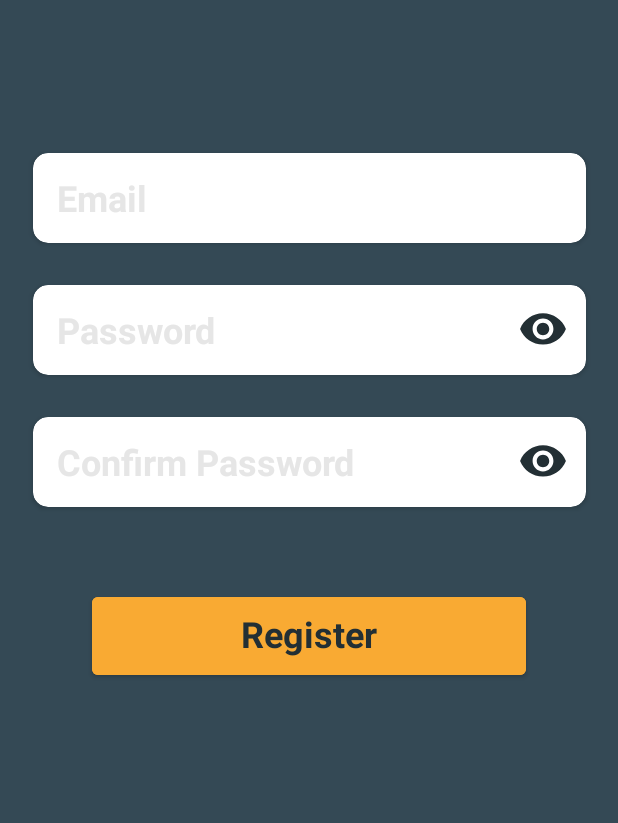
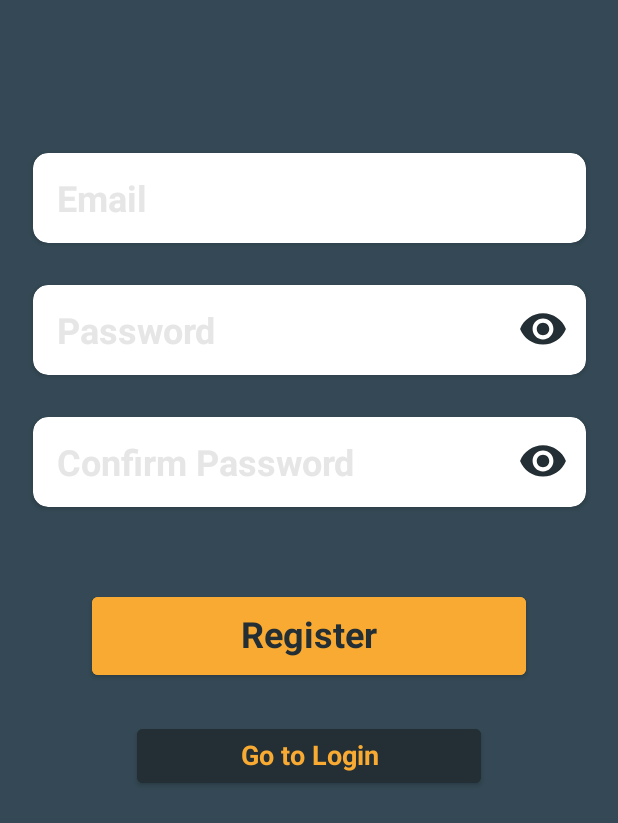
Before and after one commit to LexuLexu/Kanji_Quiz, an Android app: the RegisterActivity screen opened directly, with no data from a screen before it, on a phone screen of 412 x 824 dp. Shown: the top 823 px of the screen. Run offline under Robolectric (Android 15) with nearby library versions, the phone set to English and light mode, and no system bars; our stand-ins replace Firebase (no records; nobody signed in at launch, a user with empty details on screens opened directly); 1 statement that could not run was skipped.

Commit message:
Added 'Go to Login' button to register activity

```diff
--- a/app/src/main/java/com/example/quiztest1/RegisterActivity.java
+++ b/app/src/main/java/com/example/quiztest1/RegisterActivity.java
@@ -119,4 +119,8 @@ public class RegisterActivity extends AppCompatActivity {
         });
     }
 
+    public void go_to_login (View v) {
+        startActivity(new Intent(getApplicationContext(), LoginActivity.class));
+    }
+
 }
--- a/app/src/main/res/layout/activity_register.xml
+++ b/app/src/main/res/layout/activity_register.xml
@@ -5,7 +5,26 @@
     android:layout_width="match_parent"
     android:layout_height="match_parent"
     android:background="@color/colorPrimary"
-    tools:context=".LoginActivity">
+    tools:context=".RegisterActivity">
+
+    <Button
+        android:id="@+id/goToLoginButton"
+        android:layout_width="229dp"
+        android:layout_height="48dp"
+        android:layout_marginTop="24dp"
+        android:backgroundTint="@color/colorPrimaryDark"
+        android:includeFontPadding="false"
+        android:onClick="go_to_login"
+        android:text="Go to Login"
+        android:textAppearance="@style/TextAppearance.AppCompat.Medium"
+        android:textColor="@color/colorAccent"
+        android:textSize="18sp"
+        android:textStyle="bold"
+        app:iconPadding="8dp"
+        app:layout_constraintEnd_toEndOf="parent"
+        app:layout_constraintHorizontal_bias="0.5"
+        app:layout_constraintStart_toStartOf="parent"
+        app:layout_constraintTop_toBottomOf="@+id/completeRegistrationButton" />
 
     <androidx.cardview.widget.CardView
         android:id="@+id/emailCard"
@@ -29,11 +48,11 @@
             android:background="@null"
             android:ems="10"
             android:hint="@string/prompt_email"
-            android:textColorHint="@color/background"
             android:inputType="textEmailAddress"
             android:paddingStart="16dp"
             android:textAlignment="textStart"
             android:textColor="@color/colorPrimaryDark"
+            android:textColorHint="@color/background"
             android:textSize="24sp"
             android:textStyle="bold" />
     </androidx.cardview.widget.CardView>
@@ -60,11 +79,11 @@
             android:background="@null"
             android:ems="10"
             android:hint="@string/prompt_password"
-            android:textColorHint="@color/background"
             android:inputType="textPassword"
             android:paddingStart="16dp"
             android:textAlignment="textStart"
             android:textColor="@color/colorPrimaryDark"
+            android:textColorHint="@color/background"
             android:textSize="24sp"
             android:textStyle="bold" />
 
@@ -112,11 +131,11 @@
             android:background="@null"
             android:ems="10"
             android:hint="@string/prompt_confirm_password"
-            android:textColorHint="@color/background"
             android:inputType="textPassword"
             android:paddingStart="16dp"
             android:textAlignment="textStart"
             android:textColor="@color/colorPrimaryDark"
+            android:textColorHint="@color/background"
             android:textSize="24sp"
             android:textStyle="bold" />
 
```
